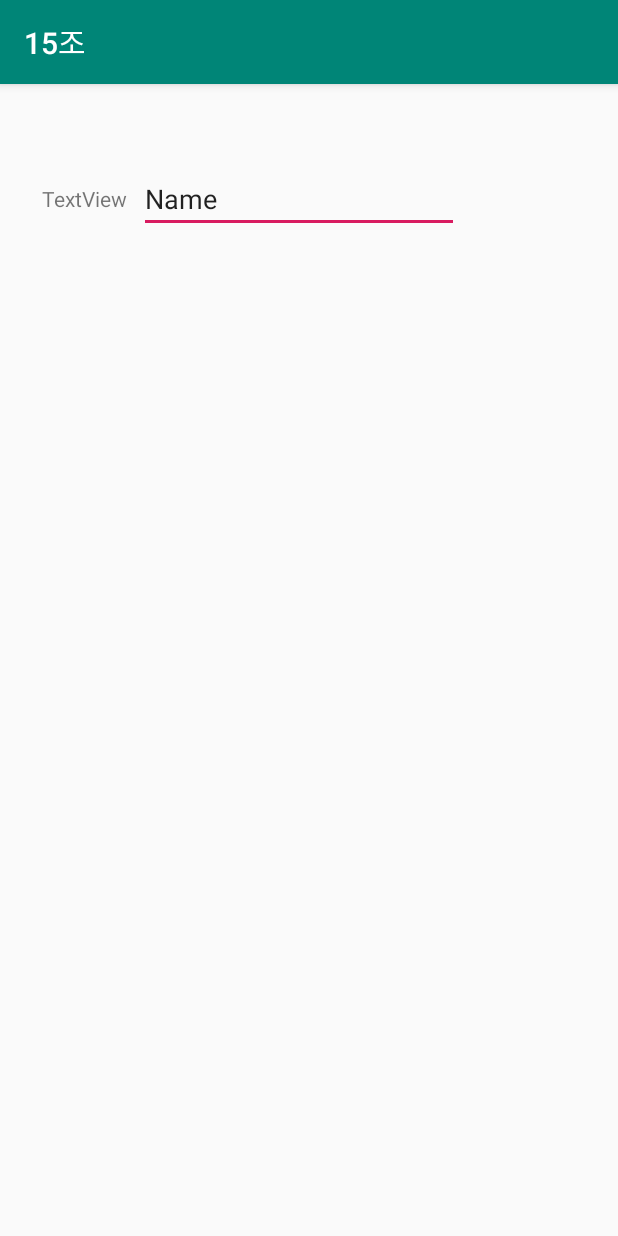
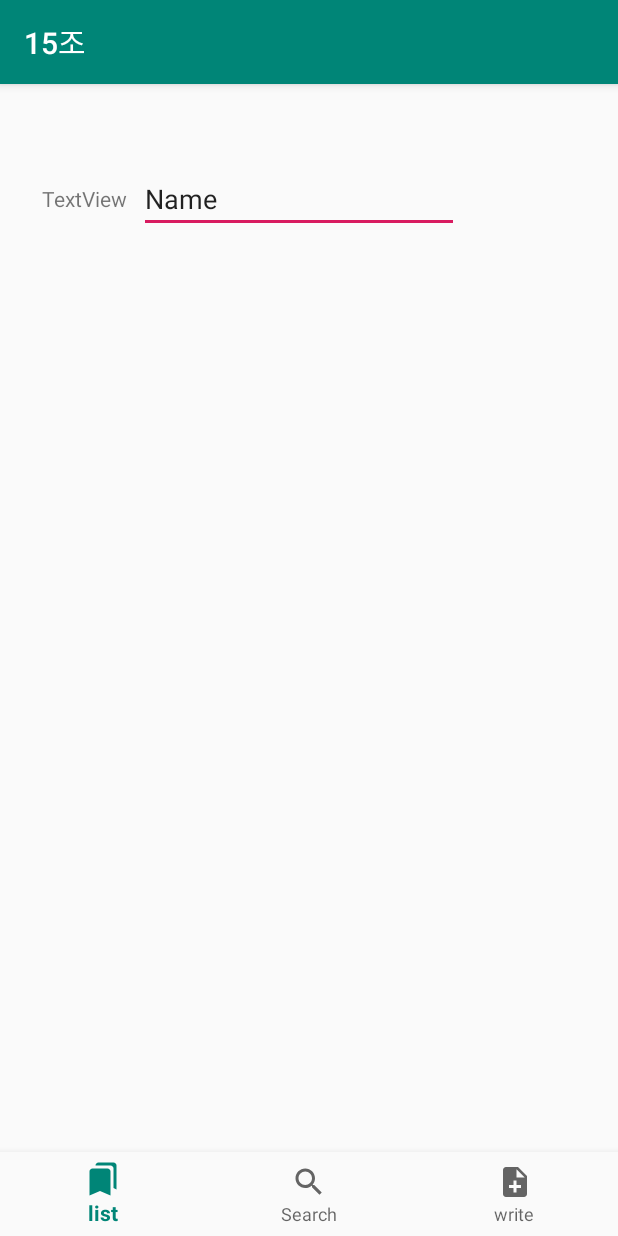
Before and after one commit to KimHeeil/OpenHack_15, an Android app: the registerPage screen opened directly, with no data from a screen before it, on a phone screen of 412 x 824 dp. Run offline under Robolectric (Android 15) with nearby library versions, the phone set to English and light mode, and no system bars.

Commit message:
리스트페이지, 등록페이지에 하단바 추가 (연결은 아직안됨) 메인페이지에서는 연결완료

```diff
--- a/app/src/main/AndroidManifest.xml
+++ b/app/src/main/AndroidManifest.xml
@@ -13,7 +13,8 @@
         android:supportsRtl="true"
         android:theme="@style/AppTheme"
         tools:replace="theme, icon, label">
-        <activity android:name=".registerPage"></activity>
+        <activity android:name=".scrapPage"></activity>
+        <activity android:name=".registerPage" />
 
         <meta-data
             android:name="com.google.android.geo.API_KEY"
--- a/app/src/main/res/layout/activity_register_page.xml
+++ b/app/src/main/res/layout/activity_register_page.xml
@@ -32,4 +32,16 @@
         app:layout_constraintBottom_toBottomOf="@+id/textView"
         app:layout_constraintStart_toEndOf="@+id/textView"
         app:layout_constraintTop_toTopOf="@+id/textView" />
+
+    <com.google.android.material.bottomnavigation.BottomNavigationView
+        android:id="@+id/nav_view"
+        android:layout_width="0dp"
+        android:layout_height="wrap_content"
+        android:layout_marginStart="0dp"
+        android:layout_marginEnd="0dp"
+        android:background="?android:attr/windowBackground"
+        app:layout_constraintBottom_toBottomOf="parent"
+        app:layout_constraintLeft_toLeftOf="parent"
+        app:layout_constraintRight_toRightOf="parent"
+        app:menu="@menu/bottomebar_menu" />
 </androidx.constraintlayout.widget.ConstraintLayout>
```
Also changed, not shown: app/src/main/java/com/example/openhack/scrapPage.java (added, +14 -0 lines), app/src/main/res/layout/activity_list_page.xml (+13 -2 lines), app/src/main/res/layout/activity_scrap_page.xml (added, +9 -0 lines).
